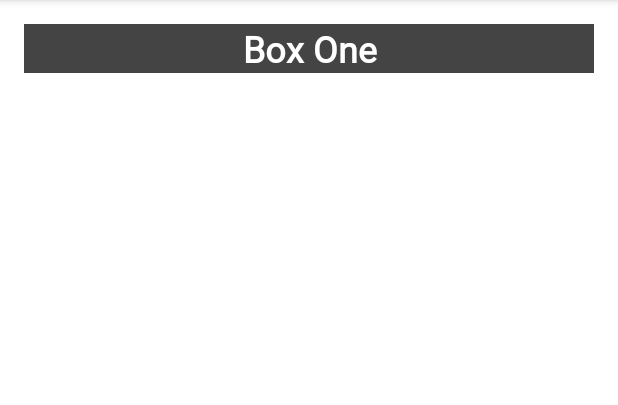
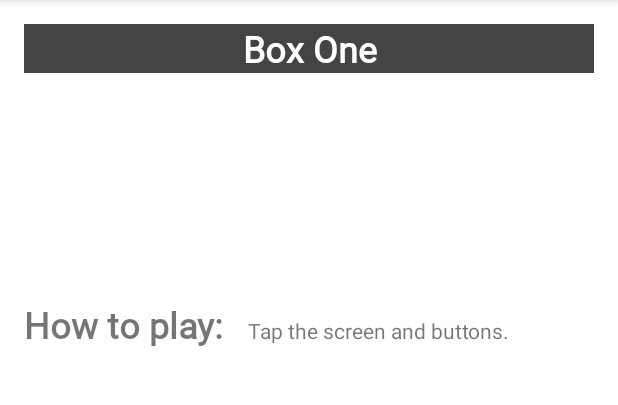
Before and after one commit to lucas-mezencio/android-studies, an Android app: the screen it shows after launch (MainActivity), after a tap on "Box One", on a phone screen of 412 x 824 dp, the part 84-489 px from its top. Run offline under Robolectric (Android 15) with nearby library versions, the phone set to English and light mode, and no system bars.

Commit message:
add baseline constraint

```diff
--- a/ColorMyViews/app/src/main/res/layout/activity_main.xml
+++ b/ColorMyViews/app/src/main/res/layout/activity_main.xml
@@ -68,4 +68,32 @@
         app:layout_constraintStart_toEndOf="@+id/tv_box_two"
         app:layout_constraintTop_toBottomOf="@+id/tv_box_four" />
 
+    <TextView
+        android:id="@+id/tv_label"
+        android:layout_width="wrap_content"
+        android:layout_height="wrap_content"
+        android:layout_marginStart="16dp"
+        android:fontFamily="@font/roboto"
+        android:text="@string/how_to_play"
+        android:textSize="24sp"
+        android:textStyle="bold"
+        app:layout_constraintBaseline_toBaselineOf="@id/tv_info"
+        app:layout_constraintStart_toStartOf="parent" />
+
+    <TextView
+        android:id="@+id/tv_info"
+        android:layout_width="0dp"
+        android:layout_height="wrap_content"
+        android:layout_marginStart="16dp"
+        android:layout_marginTop="16dp"
+        android:layout_marginEnd="16dp"
+        android:layout_marginBottom="16dp"
+        android:text="@string/tap_the_boxes_and_buttons"
+        app:layout_constraintBottom_toBottomOf="parent"
+        app:layout_constraintEnd_toEndOf="parent"
+        app:layout_constraintHorizontal_bias="0.54"
+        app:layout_constraintStart_toEndOf="@+id/tv_label"
+        app:layout_constraintTop_toBottomOf="@+id/tv_box_two"
+        app:layout_constraintVertical_bias="0.0"/>
+
 </androidx.constraintlayout.widget.ConstraintLayout>
--- a/ColorMyViews/app/src/main/res/values/strings.xml
+++ b/ColorMyViews/app/src/main/res/values/strings.xml
@@ -5,4 +5,7 @@
     <string name="box_three">Box Three</string>
     <string name="box_four">Box Four</string>
     <string name="box_five">Box Five</string>
+
+    <string name="how_to_play">How to play:</string>
+    <string name="tap_the_boxes_and_buttons">Tap the screen and buttons.</string>
 </resources>
```
